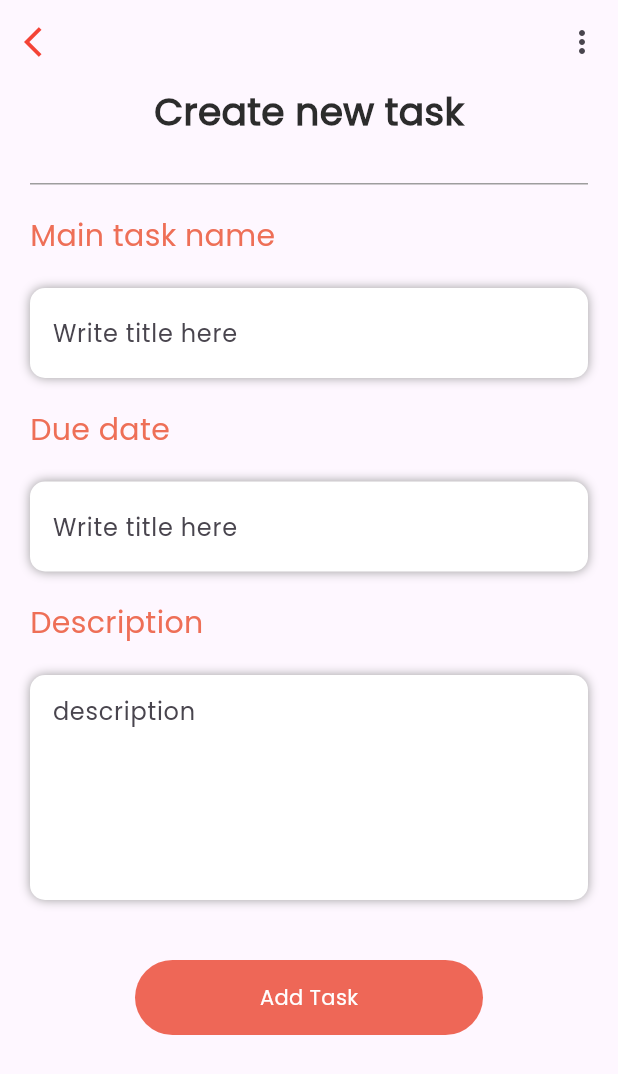
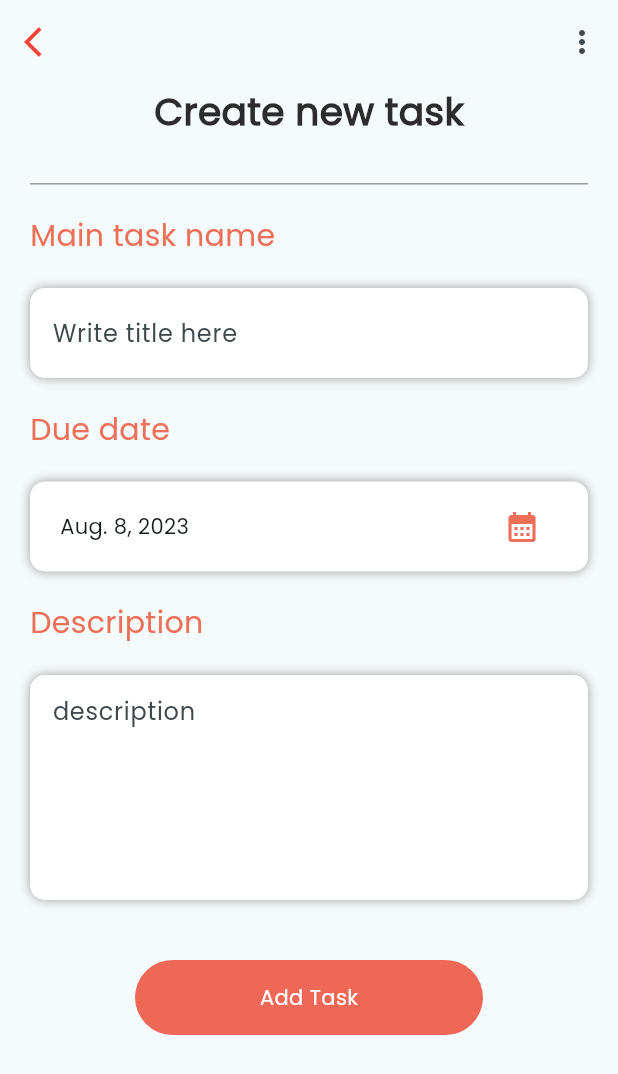
Before and after one commit to asnakeassefa/2023-project-phase-mobile-tasks, a Flutter app: the ListPage screen opened directly, after a tap on "create Task", on a phone screen of 412 x 824 dp. Shown: the top 1074 px of the screen. Run offline on Flutter 3.47's test engine with Material 2 defaults, Android fonts, the light colour scheme and no system bars.

Commit message:
finish create new task page

```diff
--- a/on-boarding/flutterui/lib/main.dart
+++ b/on-boarding/flutterui/lib/main.dart
@@ -15,7 +15,7 @@ class MyApp extends StatelessWidget {
       title: 'Flutter Demo',
       theme: ThemeData(
         fontFamily: "poppins",
-        colorScheme: ColorScheme.fromSeed(seedColor: Colors.deepPurple),
+        colorScheme: ColorScheme.fromSeed(seedColor: Colors.white),
         useMaterial3: true,
       ),
       home: const MyHomePage(title: 'Flutter Demo Home Page'),
--- a/on-boarding/flutterui/lib/screens/ListScreen.dart
+++ b/on-boarding/flutterui/lib/screens/ListScreen.dart
@@ -8,7 +8,6 @@ class ListPage extends StatelessWidget {
   @override
   Widget build(BuildContext context) {
     List tasks = <TaskModel>[
-
       TaskModel(
           taskName: "UI/UX team",
           dueDate: DateTime.now(),
@@ -92,7 +91,13 @@ class ListPage extends StatelessWidget {
                     itemCount: tasks.length,
                     itemBuilder: (context, index) {
                       final item = tasks[index];
-                      return ListTile(
+                      return Card(
+                        surfaceTintColor: Colors.white,
+                        shape: RoundedRectangleBorder(
+                          borderRadius: BorderRadius.circular(15),
+                        ),
+                        elevation: 10,
+                        child: ListTile(
                           leading: Text(
                             item.taskName[0],
                             style: const TextStyle(fontSize: 25),
@@ -115,11 +120,12 @@ class ListPage extends StatelessWidget {
                               ],
                             ),
                           ),
+                        ),
                       );
                     },
                   ),
                 ),
-
+                const SizedBox(height: 20),
                 ElevatedButton(
                   style: ElevatedButton.styleFrom(
                     minimumSize: const Size(256, 39),
@@ -141,6 +147,7 @@ class ListPage extends StatelessWidget {
                     style: TextStyle(color: Colors.white),
                   ),
                 ),
+                const SizedBox(height: 20),
               ],
             ),
           )),
--- a/on-boarding/flutterui/lib/screens/createTask.dart
+++ b/on-boarding/flutterui/lib/screens/createTask.dart
@@ -1,10 +1,27 @@
 import 'package:flutter/material.dart';
+import 'package:intl/intl.dart';
 
-class CreateTask extends StatelessWidget {
+class CreateTask extends StatefulWidget {
   const CreateTask({super.key});
 
   @override
+  State<CreateTask> createState() => _CreateTaskState();
+}
+
+class _CreateTaskState extends State<CreateTask> {
+    static final dateFormat = DateFormat("MMM. d, y");
+
+    String dueDate = dateFormat.format(DateTime.now());
+
+    void updateTheDate(date) {
+      setState(() {
+        dueDate = date;
+      });
+    }
+  @override
   Widget build(BuildContext context) {
+
+
     return SafeArea(
       child: Scaffold(
         appBar: AppBar(
@@ -100,15 +117,30 @@ class CreateTask extends StatelessWidget {
                             ],
                           ),
                           height: 60,
-                          child: const Padding(
-                            padding: EdgeInsets.symmetric(horizontal: 15),
-                            child: Center(
-                              child: TextField(
-                                decoration: InputDecoration(
-                                  hintText: "Write title here",
-                                  border: InputBorder.none,
-                                ),
-                              ),
+                          child: Padding(
+                            padding: const EdgeInsets.symmetric(horizontal:20.0),
+                            child: Row(
+                              mainAxisAlignment: MainAxisAlignment.spaceBetween,
+                              children: [
+                                Text(dueDate),
+                                IconButton(
+                                  onPressed: () async {
+                                    DateTime? pickdate = await showDatePicker(
+                                      context: context,
+                                      initialDate: DateTime.now(),
+                                      firstDate: DateTime(2000),
+                                      lastDate: DateTime(2100),
+                                    );
+                                    if (pickdate != null) {
+                                      updateTheDate(dateFormat.format(pickdate));
+                                    }
+                                  },
+                                  icon: const Icon(
+                                    Icons.calendar_month,
+                                    color: Color(0xffEE6F57),
+                                  ),
+                                )
+                              ],
                             ),
                           ),
                         ),
@@ -159,13 +191,14 @@ class CreateTask extends StatelessWidget {
 
                     // Add task button
                     GestureDetector(
-                      onTap: (){},
+                      onTap: () {},
                       child: Container(
                         height: 50,
                         margin: const EdgeInsets.symmetric(horizontal: 70),
                         decoration: const BoxDecoration(
                             color: Color(0xffEE6757),
-                            borderRadius: BorderRadius.all(Radius.circular(50))),
+                            borderRadius:
+                                BorderRadius.all(Radius.circular(50))),
                         child: const Center(
                           child: Text(
                             'Add Task',
```
Also changed, not shown: on-boarding/flutterui/lib/screens/showTask.dart (added). Lines whose indentation alone changed are shown as unchanged.
